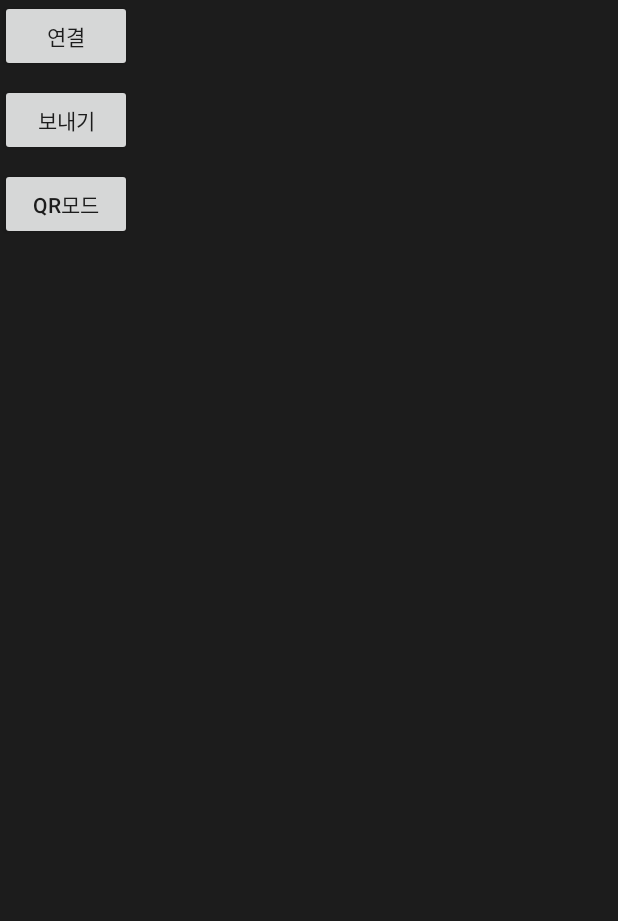
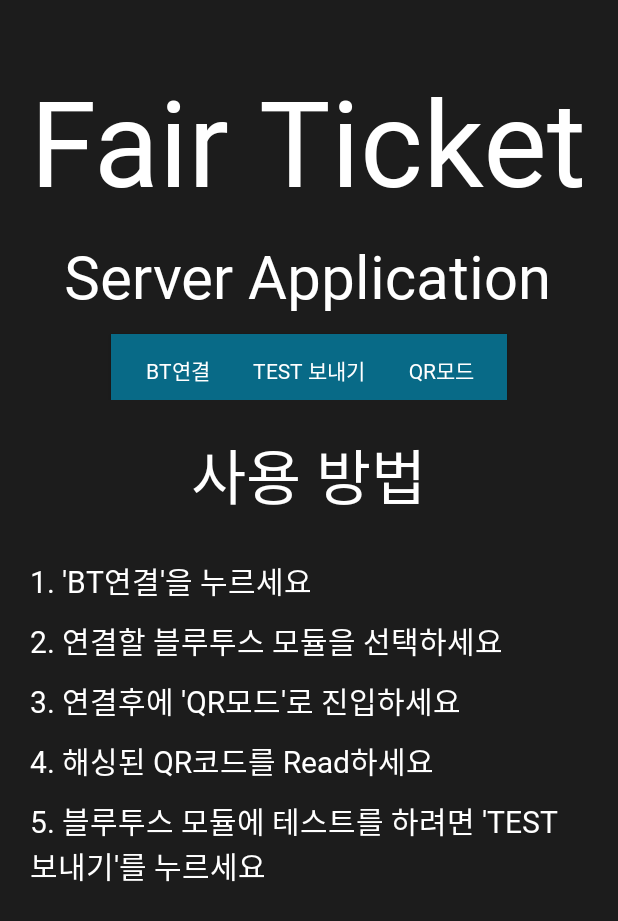
Before and after one commit to SongYunMin/Capstone-Design-Server, an Android app: the layout activity_main.xml on its own in the app's theme, with its tools: preview values and no code run, on a phone screen of 412 x 824 dp. Shown: the top 921 px of the screen. Run offline under Robolectric (Android 15) with nearby library versions, the phone set to English and light mode, and no system bars.

Commit message:
UI 수정

```diff
--- a/app/src/main/res/layout/activity_main.xml
+++ b/app/src/main/res/layout/activity_main.xml
@@ -5,35 +5,147 @@
     xmlns:app="http://schemas.android.com/apk/res-auto"
     android:orientation="vertical"
     android:layout_gravity="center"
+    android:padding="20dp"
     android:background="#1C1C1C">
+
+    <LinearLayout
+        android:layout_width="wrap_content"
+        android:layout_height="wrap_content"
+        android:orientation="vertical">
+
+        <TextView
+            android:layout_width="wrap_content"
+            android:layout_height="wrap_content"
+            android:text="Fair Ticket"
+            android:textSize="80dp"
+            android:fontFamily="@font/seoulnamsanb"
+            android:layout_marginTop="20dp"
+            android:layout_gravity="center"
+            android:textColor="#FFFFFF"
+            />
+
+        <TextView
+            android:layout_width="wrap_content"
+            android:layout_height="wrap_content"
+            android:text="Server Application"
+            android:textSize="40dp"
+            android:fontFamily="@font/seoulnamsanb"
+            android:layout_marginTop="10dp"
+            android:layout_gravity="center"
+            android:textColor="#FFFFFF"
+            />
+
+    </LinearLayout>
+
+    <LinearLayout
+        android:layout_width="match_parent"
+        android:layout_height="wrap_content"
+        android:layout_gravity="center"
+
+        android:gravity="center"
+        >
     <Button
         android:id="@+id/btnConnect"
         android:layout_width="wrap_content"
         android:layout_height="wrap_content"
-        android:text="연결"
-        app:layout_constraintBottom_toBottomOf="parent"
-        app:layout_constraintLeft_toLeftOf="parent"
-        app:layout_constraintRight_toRightOf="parent"
-        app:layout_constraintTop_toTopOf="parent" />
+        android:fontFamily="@font/seoulnamsanb"
+        android:background="#086A87"
+        android:width="1dp"
+        android:layout_marginTop="8dp"
+        android:text="BT연결"
+        android:textColor="#FFFFFF"
+        />
 
     <Button
         android:id="@+id/btnSend"
         android:layout_width="wrap_content"
         android:layout_height="wrap_content"
+        android:fontFamily="@font/seoulnamsanb"
         android:layout_marginTop="8dp"
-        android:text="보내기"
-        app:layout_constraintLeft_toLeftOf="parent"
-        app:layout_constraintRight_toRightOf="parent"
-        app:layout_constraintTop_toBottomOf="@+id/btnConnect" />
+        android:background="#086A87"
+        android:text="TEST 보내기"
+        android:textColor="#FFFFFF"
+        />
 
     <Button
         android:id="@+id/QRMode"
         android:layout_width="wrap_content"
         android:layout_height="wrap_content"
         android:layout_marginTop="8dp"
+        android:fontFamily="@font/seoulnamsanb"
+        android:background="#086A87"
         android:text="QR모드"
-        app:layout_constraintLeft_toLeftOf="parent"
-        app:layout_constraintRight_toRightOf="parent"
-        app:layout_constraintTop_toBottomOf="@+id/btnConnect" />
+        android:textColor="#FFFFFF"
+        />
 
 </LinearLayout>
+
+
+
+    <TextView
+        android:layout_width="wrap_content"
+        android:layout_height="wrap_content"
+        android:text="사용 방법"
+        android:textSize="40dp"
+        android:fontFamily="@font/seoulnamsanb"
+        android:layout_marginTop="20dp"
+        android:layout_gravity="center"
+        android:textColor="#FFFFFF"
+        />
+
+    <TextView
+        android:layout_width="wrap_content"
+        android:layout_height="wrap_content"
+        android:text="1. 'BT연결'을 누르세요"
+        android:textSize="20dp"
+        android:fontFamily="@font/seoulnamsanb"
+        android:layout_marginTop="25dp"
+        android:layout_gravity="left"
+        android:textColor="#FFFFFF"
+        />
+
+    <TextView
+        android:layout_width="wrap_content"
+        android:layout_height="wrap_content"
+        android:text="2. 연결할 블루투스 모듈을 선택하세요"
+        android:textSize="20dp"
+        android:fontFamily="@font/seoulnamsanb"
+        android:layout_marginTop="10dp"
+        android:layout_gravity="left"
+        android:textColor="#FFFFFF"
+        />
+
+    <TextView
+        android:layout_width="wrap_content"
+        android:layout_height="wrap_content"
+        android:text="3. 연결후에 'QR모드'로 진입하세요"
+        android:textSize="20dp"
+        android:fontFamily="@font/seoulnamsanb"
+        android:layout_marginTop="10dp"
+        android:layout_gravity="left"
+        android:textColor="#FFFFFF"
+        />
+
+    <TextView
+        android:layout_width="wrap_content"
+        android:layout_height="wrap_content"
+        android:text="4. 해싱된 QR코드를 Read하세요"
+        android:textSize="20dp"
+        android:fontFamily="@font/seoulnamsanb"
+        android:layout_marginTop="10dp"
+        android:layout_gravity="left"
+        android:textColor="#FFFFFF"
+        />
+
+    <TextView
+        android:layout_width="wrap_content"
+        android:layout_height="wrap_content"
+        android:text="5. 블루투스 모듈에 테스트를 하려면 'TEST 보내기'를 누르세요"
+        android:textSize="20dp"
+        android:fontFamily="@font/seoulnamsanb"
+        android:layout_marginTop="10dp"
+        android:layout_gravity="left"
+        android:textColor="#FFFFFF"
+        />
+
+</LinearLayout>
```
Also changed, not shown: 1 other file.
